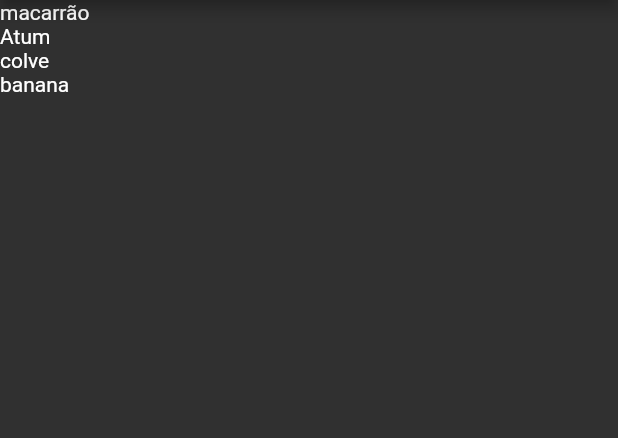
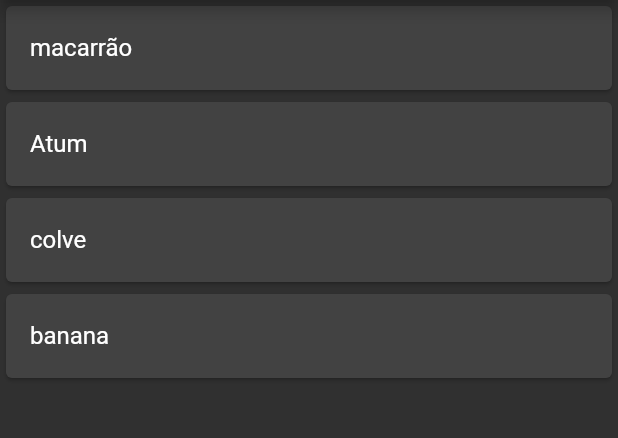
Before and after one commit to guilhermeoliveirac/Lista-De-Compras-Firebase, a Flutter app: the screen it shows after launch, on a phone screen of 412 x 824 dp, the part 84-522 px from its top. Run offline on Flutter 3.47's test engine with Material 2 defaults, Android fonts, the phone set to English and light mode, and no system bars.

```diff
--- a/lib/main.dart
+++ b/lib/main.dart
@@ -41,13 +41,17 @@ class _HomePageState extends State<HomePage> {
         title: Text('LISTA DE COMPRAS'), //new
         centerTitle: true,
       ),
-      body: new ListView.builder(
-        itemCount: compras.length,
-        //itemBuilder:(BuildContext (context, index) => Text(compras[index])),
-        itemBuilder: (BuildContext ctxt, index) {
-          return new Text(compras[index]);
-        },
-      ),
+      body: ListView.builder(
+          itemCount: compras.length,
+          //itemBuilder:(BuildContext (context, index) => Text(compras[index])),
+          itemBuilder: (BuildContext ctxt, index) {
+            return Dismissible(
+                //Aqui esse código vai conseguir araastar os item de compras
+                key: Key(compras[index]),
+                child: Card(
+                  child: ListTile(title: Text(compras[index])),
+                ));
+          }),
     );
   }
 }
```
